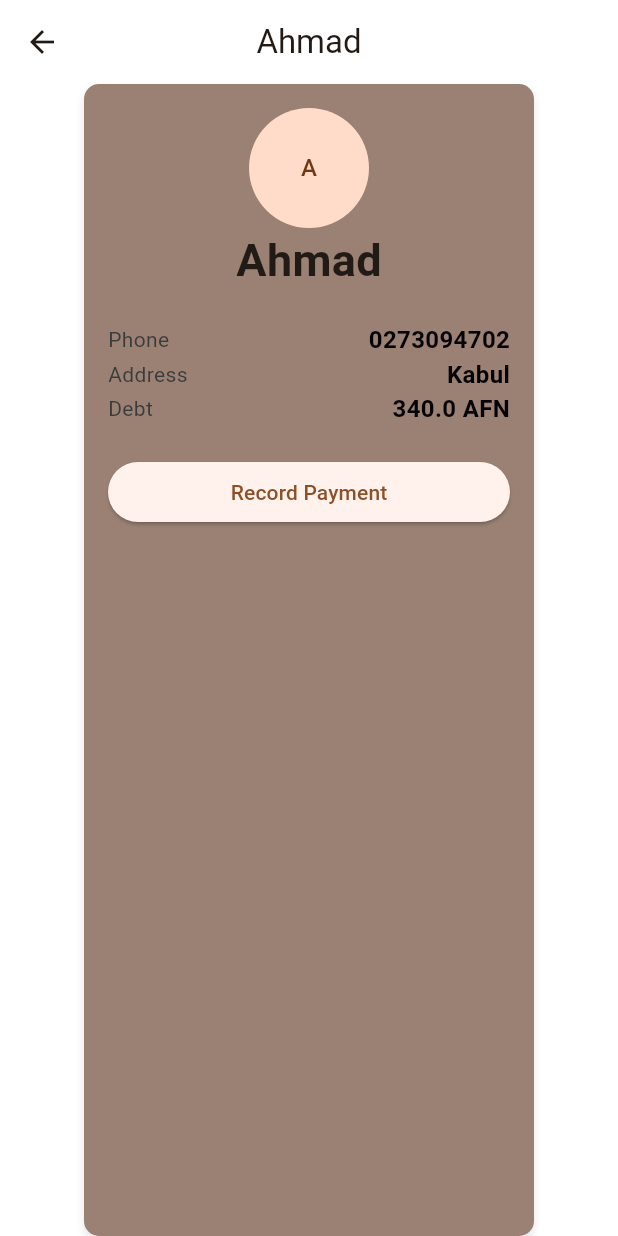
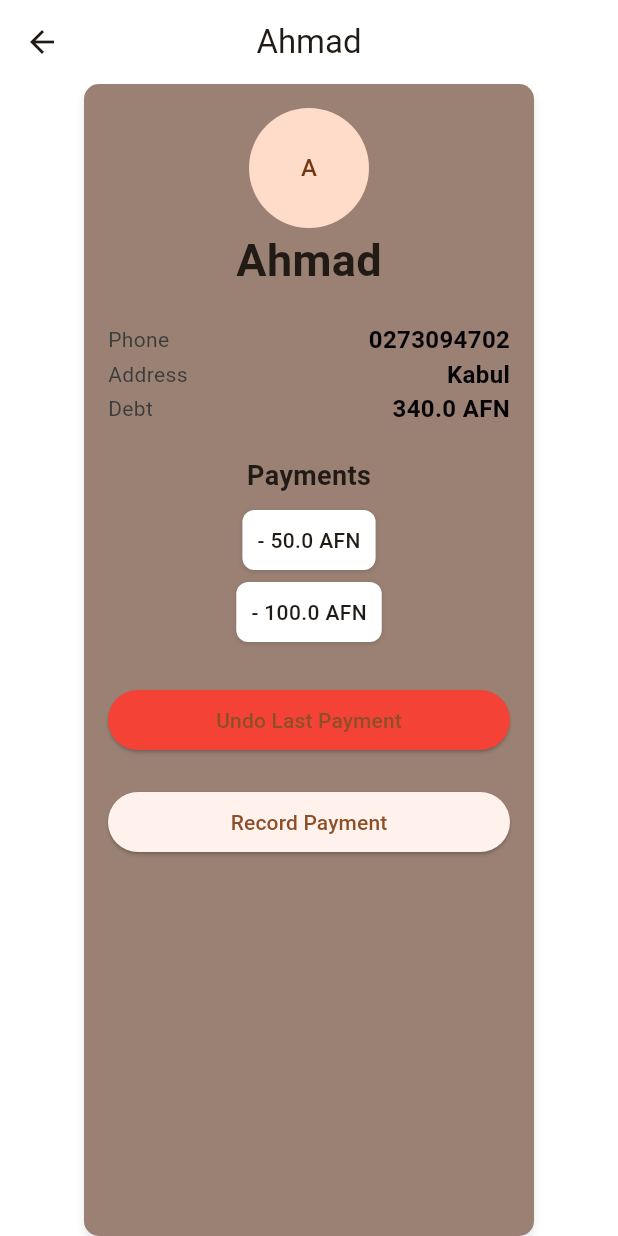
Before and after one commit to WazhmaHakimi/KitabchaHisab, a Flutter app: the CustomerDetailScreen screen opened directly with sample values from the repository, on a phone screen of 412 x 824 dp. Run offline on Flutter 3.47's test engine with Material 3 defaults, Android fonts, the phone set to English and light mode, and no system bars.

Commit message:
Customer Payment system implemented along with history and undo button.

```diff
--- a/lib/models/customer.dart
+++ b/lib/models/customer.dart
@@ -3,7 +3,8 @@ class Customer {
   final String name;
   final String phone;
   final String address;
-  final double debt;
+  double debt;
+  List<double> payments;
 
   Customer({
     required this.id,
@@ -11,5 +12,6 @@ class Customer {
     required this.phone,
     required this.address,
     required this.debt,
+    this.payments = const [],
   });
 }
--- a/lib/screens/customer_detail_screen.dart
+++ b/lib/screens/customer_detail_screen.dart
@@ -1,18 +1,22 @@
 import 'package:flutter/material.dart';
 import 'package:kitabcha_hisab/screens/payment_screen.dart';
-import 'package:kitabcha_hisab/utils/constants.dart';
 import '../models/customer.dart';
+import '../utils/constants.dart';
 import '../widgets/info_row.dart';
 
-class CustomerDetailScreen extends StatelessWidget {
+class CustomerDetailScreen extends StatefulWidget {
   const CustomerDetailScreen({super.key, required this.customer});
-
   final Customer customer;
 
   @override
+  State<CustomerDetailScreen> createState() => _CustomerDetailScreenState();
+}
+
+class _CustomerDetailScreenState extends State<CustomerDetailScreen> {
+  @override
   Widget build(BuildContext context) {
     return Scaffold(
-      appBar: AppBar(title: Text(customer.name)),
+      appBar: AppBar(title: Text(widget.customer.name)),
 
       body: Center(
         child: Container(
@@ -33,24 +37,80 @@ class CustomerDetailScreen extends StatelessWidget {
             child: Column(
               mainAxisAlignment: MainAxisAlignment.start,
               children: [
-                CircleAvatar(radius: 40, child: Text(customer.name[0])),
+                CircleAvatar(radius: 40, child: Text(widget.customer.name[0])),
                 Text(
-                  customer.name,
+                  widget.customer.name,
                   style: TextStyle(fontSize: 30, fontWeight: FontWeight.bold),
                 ),
                 SizedBox(height: 20),
-                InfoRow(title: 'Phone', value: customer.phone),
-                InfoRow(title: 'Address', value: customer.address),
-                InfoRow(title: 'Debt', value: "${customer.debt} AFN"),
+                InfoRow(title: 'Phone', value: widget.customer.phone),
+                InfoRow(title: 'Address', value: widget.customer.address),
+                InfoRow(title: 'Debt', value: "${widget.customer.debt} AFN"),
+                const SizedBox(height: 20),
+                const Text(
+                  "Payments",
+                  style: TextStyle(fontSize: 18, fontWeight: FontWeight.bold),
+                ),
+                const SizedBox(height: 10),
+                ...widget.customer.payments.map((p) {
+                  return Container(
+                    margin: const EdgeInsets.only(bottom: 8),
+                    padding: const EdgeInsets.all(10),
+                    decoration: BoxDecoration(
+                      color: Colors.white,
+                      borderRadius: BorderRadius.circular(8),
+                      boxShadow: [
+                        BoxShadow(
+                          color: Colors.black12,
+                          blurRadius: 2,
+                          offset: Offset(0, 1),
+                        ),
+                      ],
+                    ),
+                    child: Text(
+                      "- $p AFN",
+                      style: const TextStyle(fontWeight: FontWeight.w500),
+                    ),
+                  );
+                }).toList(),
+                const SizedBox(height: 20),
+
+                SizedBox(
+                  width: double.infinity,
+                  child: ElevatedButton(
+                    style: ElevatedButton.styleFrom(
+                      backgroundColor: Colors.red,
+                    ),
+                    onPressed: () {
+                      if (widget.customer.payments.isNotEmpty) {
+                        final lastPayment = widget.customer.payments.last;
+
+                        setState(() {
+                          widget.customer.payments.removeLast();
+                          widget.customer.debt += lastPayment;
+                        });
+                      }
+                    },
+                    child: const Text("Undo Last Payment"),
+                  ),
+                ),
                 const SizedBox(height: 20),
                 SizedBox(
                   width: double.infinity,
                   child: ElevatedButton(
-                      onPressed: () {
-                        Navigator.push(context, MaterialPageRoute(builder: (context) {
-                          return PaymentScreen(customer: customer);
-                        }));
-                      },
+                    onPressed: () {
+                      Navigator.push(
+                        context,
+                        MaterialPageRoute(
+                          builder: (context) =>
+                              PaymentScreen(customer: widget.customer),
+                        ),
+                      ).then((value) {
+                        if (value != null) {
+                          setState(() {});
+                        }
+                      });
+                    },
                     child: const Text("Record Payment"),
                   ),
                 ),
```
Also changed, not shown: lib/data/customer_data.dart (+22 -3 lines), lib/screens/payment_screen.dart (+20 -5 lines), lib/widgets/dashboard_card.dart (+7 -4 lines).
